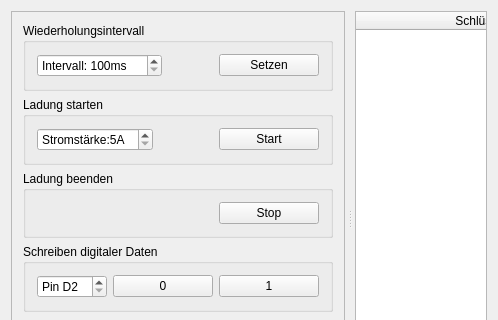
Old version of the form Client/Desktop/EVSE/evsewindow.ui in the repository agrippa1994/mobile_evse; both pictures show x 0 to 498 and y 0 to 320 of the 498 by 568 pixel window.
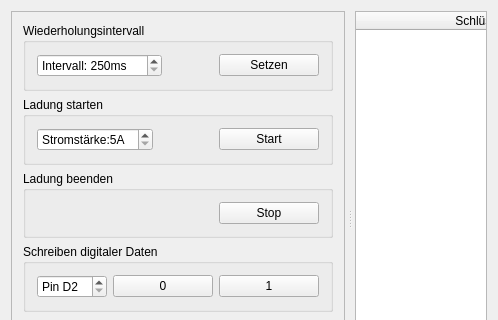
New version of the form.

What changed in the file:
```diff
--- a/Client/Desktop/EVSE/evsewindow.ui
+++ b/Client/Desktop/EVSE/evsewindow.ui
@@ -55,7 +55,7 @@
               <string>Intervall: </string>
              </property>
              <property name="minimum">
-              <number>100</number>
+              <number>250</number>
              </property>
              <property name="maximum">
               <number>19999</number>
```
